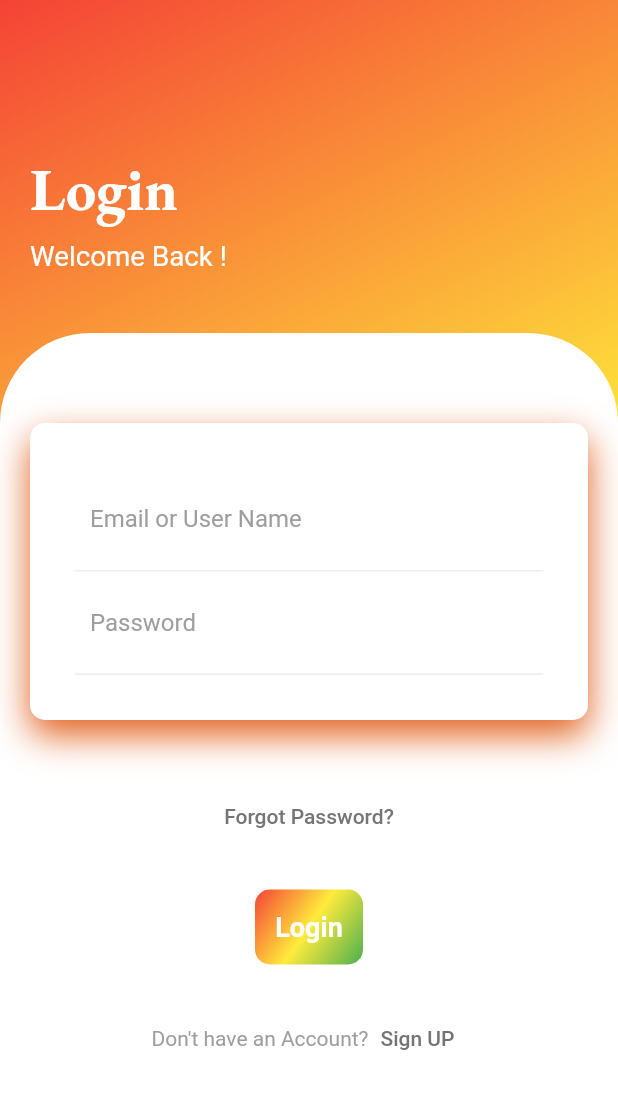
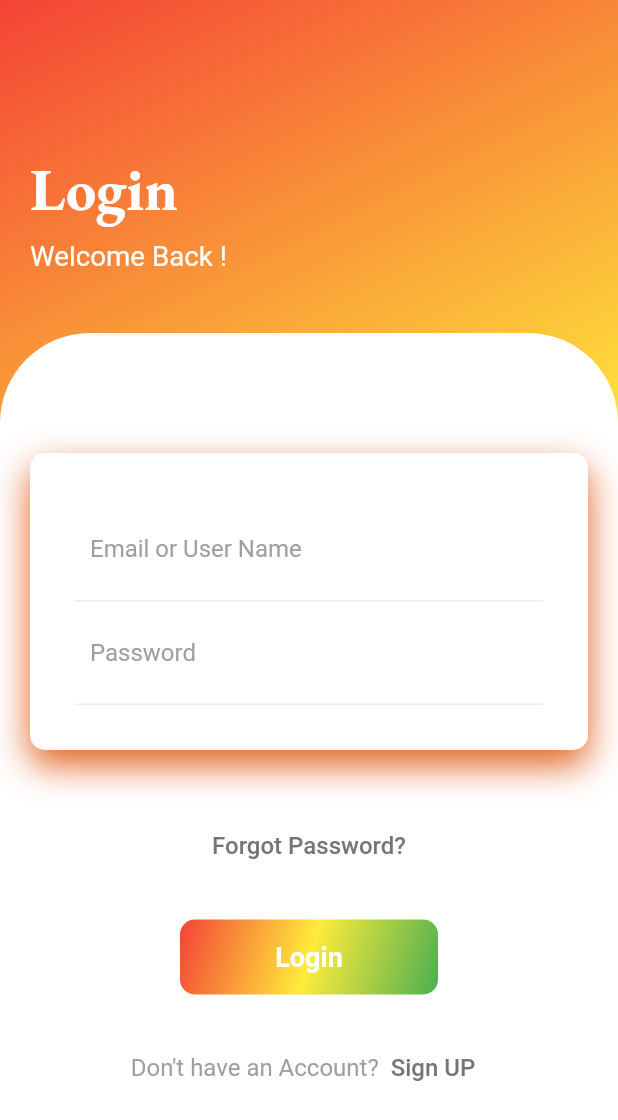
Before and after one commit to KavyaParengal/Pet_Station, a Flutter app: the screen it shows after launch, after a tap on "Let's Start", on a phone screen of 412 x 824 dp. Shown: the top 1120 px of the screen. Run offline on Flutter 3.47's test engine with Material 2 defaults, Android fonts, the light colour scheme and no system bars.

Commit message:
second commit

```diff
--- a/lib/design/login_page.dart
+++ b/lib/design/login_page.dart
@@ -2,6 +2,7 @@
 import 'package:flutter/material.dart';
 import 'package:pet_station/design/home_page.dart';
 import 'package:pet_station/design/sign_up.dart';
+import 'package:pet_station/main.dart';
 
 class Login_Page extends StatefulWidget {
   const Login_Page({Key? key}) : super(key: key);
@@ -50,7 +51,7 @@ class _Login_PageState extends State<Login_Page> {
                     padding: EdgeInsets.all(20),
                     child: Column(
                       children: [
-                        SizedBox(height: 40,),
+                        SizedBox(height: 60,),
                         Container(
                           padding: EdgeInsets.all(30),
                           decoration: BoxDecoration(
@@ -94,13 +95,13 @@ class _Login_PageState extends State<Login_Page> {
                           ),
                         ),
                         SizedBox(height: 40,),
-                        TextButton(child: Text('Forgot Password?',style: TextStyle(color: Colors.grey.shade600),),
+                        TextButton(child: Text('Forgot Password?',style: TextStyle(color: Colors.grey.shade600,fontSize: 16),),
                           onPressed: (){},
                         ),
                         SizedBox(height: 25,),
                         Container(
                           height: 50,
-                          margin: EdgeInsets.symmetric(horizontal: 150),
+                          margin: EdgeInsets.symmetric(horizontal: 100),
                           decoration: BoxDecoration(
                             borderRadius: BorderRadius.circular(10,),
                             gradient: LinearGradient(
@@ -113,7 +114,7 @@ class _Login_PageState extends State<Login_Page> {
                             child: TextButton(
                               child: Text('Login',style: TextStyle(color: Colors.white,fontWeight: FontWeight.bold,fontSize: 18),),
                               onPressed: (){
-                                Navigator.push(context, MaterialPageRoute(builder: (context)=>Home_Page()));
+                                Navigator.push(context, MaterialPageRoute(builder: (context)=>HomePage()));
                               },
                             ),
                           ),
@@ -122,8 +123,8 @@ class _Login_PageState extends State<Login_Page> {
                         Row(
                           mainAxisAlignment: MainAxisAlignment.center,
                           children: [
-                            Text("Don't have an Account?",style: TextStyle(color: Colors.grey),),
-                            TextButton(child: Text('Sign UP',style: TextStyle(color: Colors.grey.shade600),),
+                            Text("Don't have an Account?",style: TextStyle(fontSize: 16,color: Colors.grey),),
+                            TextButton(child: Text('Sign UP',style: TextStyle(color: Colors.grey.shade600,fontSize: 16),),
                               onPressed: (){
                                 Navigator.push(context, MaterialPageRoute(builder: (context)=>Sign_Up()));
                               },
--- a/lib/design/start_page.dart
+++ b/lib/design/start_page.dart
@@ -13,7 +13,6 @@ class _Start_PageState extends State<Start_Page> {
   @override
   Widget build(BuildContext context) {
     return Scaffold(
-      backgroundColor: Colors.blueGrey.shade800,
       body: Container(
         decoration: BoxDecoration(
           gradient: LinearGradient(
@@ -32,11 +31,11 @@ class _Start_PageState extends State<Start_Page> {
                 mainAxisAlignment: MainAxisAlignment.spaceBetween,
                 crossAxisAlignment: CrossAxisAlignment.center,
                 children: [
-                  Text('Meet your favorite pets and \ntheir food here !',
+                  Text('Meet your favorite pets \nand their food here !',
                     textAlign: TextAlign.center,
                     style: TextStyle(
-                      letterSpacing: 2,
-                      fontSize: 31,
+                      //letterSpacing: 2,
+                      fontSize: 35,
                       fontWeight: FontWeight.w700,
                       color: Colors.white,
                       fontFamily: 'EBGaramond',
@@ -44,12 +43,13 @@ class _Start_PageState extends State<Start_Page> {
                   ),
                   new Image.asset(
                     "images/pets.png",
-                    height: MediaQuery.of(context).size.height*.55,
+                    width: MediaQuery.of(context).size.width*2,
+                    height: MediaQuery.of(context).size.height*.5,
                     fit: BoxFit.fill,
                   ),
                   Container(
-                    height: 43,
-                    margin: EdgeInsets.symmetric(horizontal: 180),
+                    height: 50,
+                    margin: EdgeInsets.symmetric(horizontal: 100),
                     decoration: BoxDecoration(
                       borderRadius: BorderRadius.circular(10,),
                       gradient: LinearGradient(
@@ -64,7 +64,8 @@ class _Start_PageState extends State<Start_Page> {
                         },
                       ),
                     ),
-                  ),                ],
+                  ),
+                ],
               ),
             ),
           ),
```
Also changed, not shown: lib/design/drawer.dart (added, +28 -0 lines), lib/design/home_page.dart (+54 -7 lines), lib/design/sign_up.dart (+5 -5 lines), lib/main.dart (+18 -0 lines), images/cat.png (added), images/dog.png (added), images/fish.png (added), images/parrot.png (added), images/pet-food.png (added), images/rabbit.png (added).
